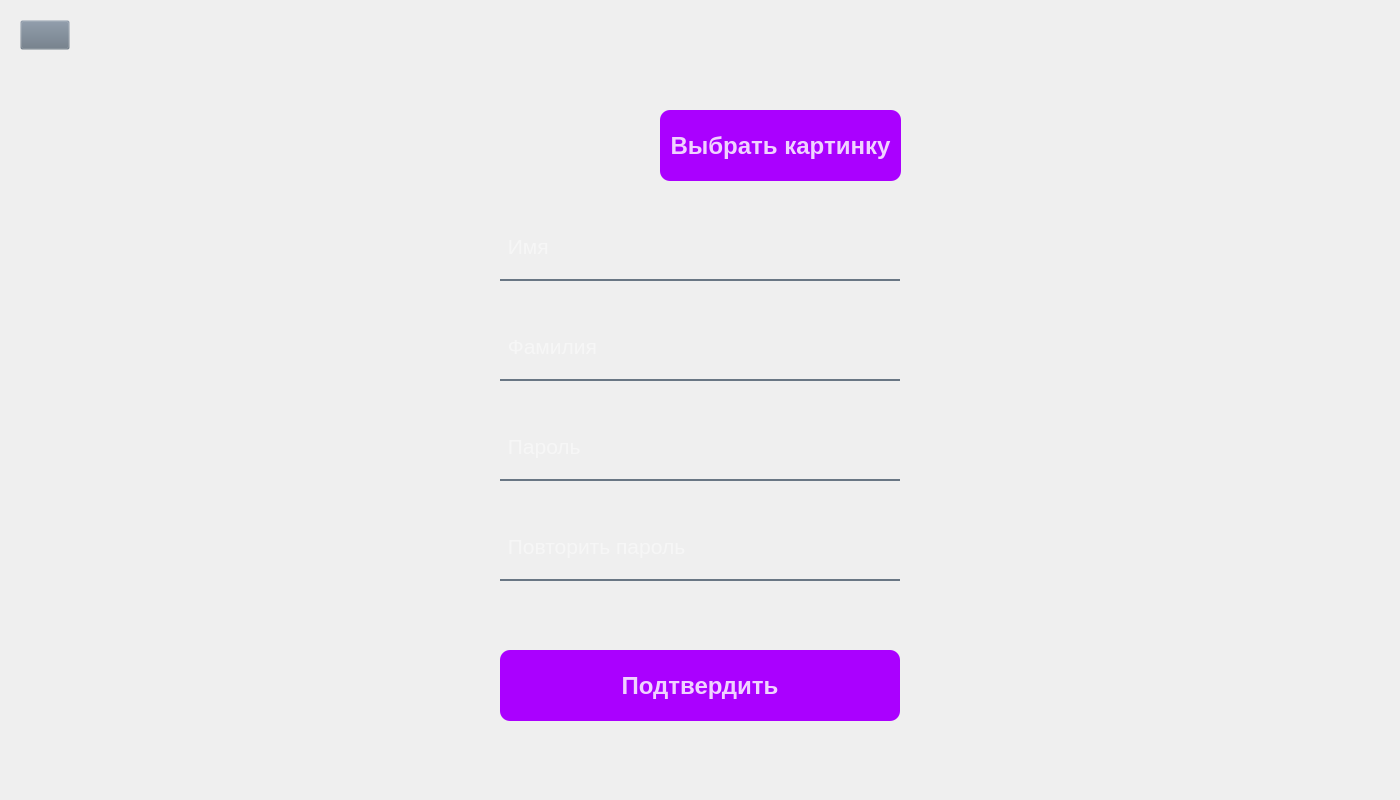
The window that Python_files/UI_files/ChangeMenu.ui (tixdim/QT_school) describes before a commit, drawn with Qt 5.
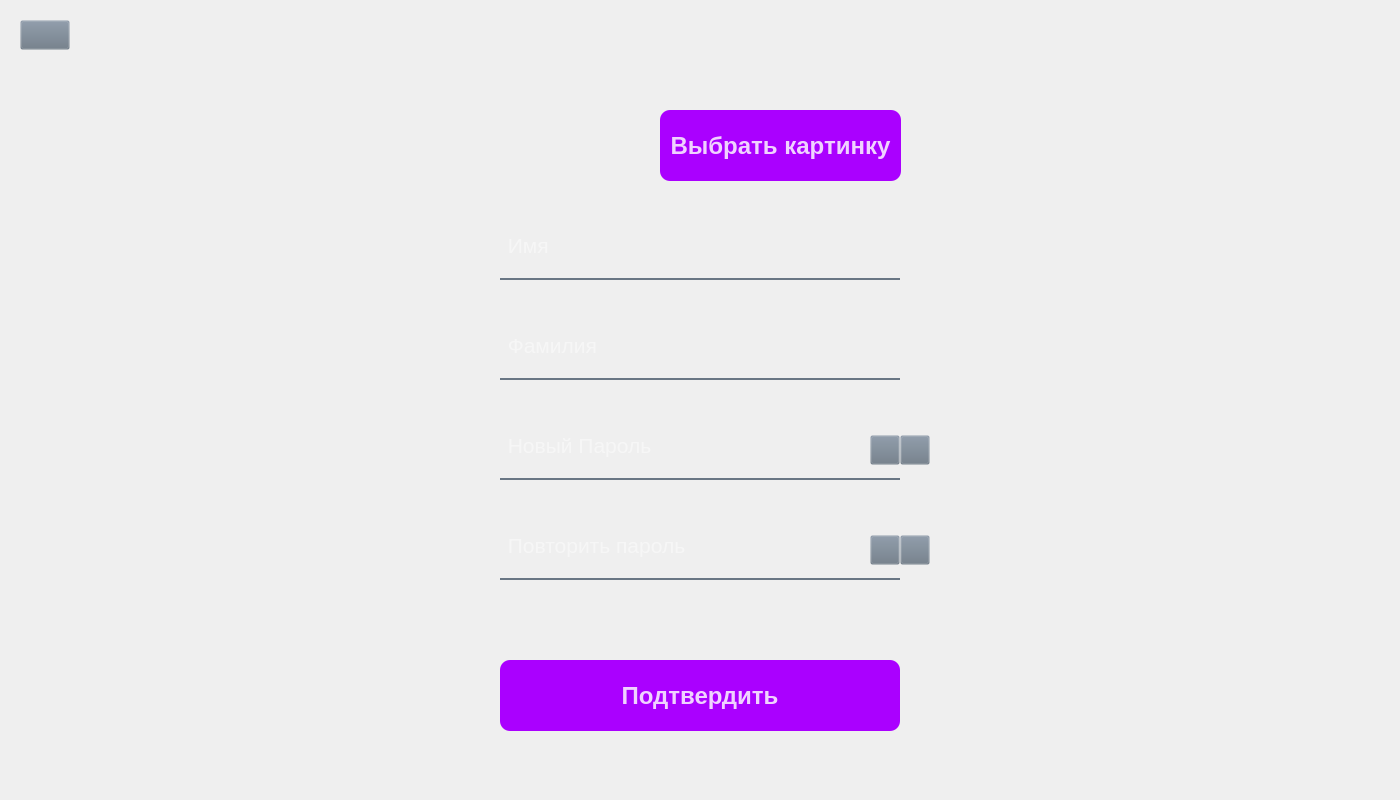
The same window after the commit. Icons and pictures are not drawn.

The edit to the form file:
```diff
--- a/Python_files/UI_files/ChangeMenu.ui
+++ b/Python_files/UI_files/ChangeMenu.ui
@@ -21,12 +21,12 @@
 	padding-left: 2px;
 	padding-top: 2px;
 }
-QPushButton#accept{
+QPushButton#acept{
 	background-color: rgb(170, 0, 255);
 	border-radius:10px;
 	color: rgba(255, 255, 255, 210);
 }
-QPushButton#accept:pressed{
+QPushButton#acept:pressed{
 	padding-left: 2px;
 	padding-top: 2px;
 }
@@ -38,9 +38,40 @@
 QPushButton#image_change_btn:pressed{
 	padding-left: 2px;
 	padding-top: 2px;
+}
+QPushButton#pb_eye_not_1{
+	background-color: rgba(105, 118, 132, 0);
+}
+QPushButton#pb_eye_not_1:pressed{
+	padding-left: 1px;
+	padding-top: 1px;
+}
+
+QPushButton#pb_eye_active_1{
+	background-color: rgba(105, 118, 132, 0);
+}
+QPushButton#pb_eye_active_1:pressed{
+	padding-left: 1px;
+	padding-top: 1px;
+}
+
+QPushButton#pb_eye_not_2{
+	background-color: rgba(105, 118, 132, 0);
+}
+QPushButton#pb_eye_not_2:pressed{
+	padding-left: 1px;
+	padding-top: 1px;
+}
+
+QPushButton#pb_eye_active_2{
+	background-color: rgba(105, 118, 132, 0);
+}
+QPushButton#pb_eye_active_2:pressed{
+	padding-left: 1px;
+	padding-top: 1px;
 }</string>
   </property>
-  <widget class="QLineEdit" name="user_name_label">
+  <widget class="QLineEdit" name="name">
    <property name="enabled">
     <bool>true</bool>
    </property>
@@ -49,7 +80,7 @@
      <x>500</x>
      <y>220</y>
      <width>400</width>
-     <height>61</height>
+     <height>60</height>
     </rect>
    </property>
    <property name="font">
@@ -70,13 +101,13 @@
     <string/>
    </property>
    <property name="echoMode">
-    <enum>QLineEdit::Password</enum>
+    <enum>QLineEdit::Normal</enum>
    </property>
    <property name="placeholderText">
     <string> Имя</string>
    </property>
   </widget>
-  <widget class="QLineEdit" name="user_password2_label">
+  <widget class="QLineEdit" name="password_2">
    <property name="enabled">
     <bool>true</bool>
    </property>
@@ -85,7 +116,7 @@
      <x>500</x>
      <y>520</y>
      <width>400</width>
-     <height>61</height>
+     <height>60</height>
     </rect>
    </property>
    <property name="font">
@@ -109,7 +140,7 @@
     <string> Повторить пароль</string>
    </property>
   </widget>
-  <widget class="QLineEdit" name="user_password1_label">
+  <widget class="QLineEdit" name="password_1">
    <property name="enabled">
     <bool>true</bool>
    </property>
@@ -118,7 +149,7 @@
      <x>500</x>
      <y>420</y>
      <width>400</width>
-     <height>61</height>
+     <height>60</height>
     </rect>
    </property>
    <property name="font">
@@ -136,11 +167,14 @@
 padding-bottom: 7px;
 </string>
    </property>
+   <property name="echoMode">
+    <enum>QLineEdit::Password</enum>
+   </property>
    <property name="placeholderText">
-    <string> Пароль</string>
+    <string> Новый Пароль</string>
    </property>
   </widget>
-  <widget class="QLineEdit" name="user_surname_label">
+  <widget class="QLineEdit" name="surname">
    <property name="enabled">
     <bool>true</bool>
    </property>
@@ -149,7 +183,7 @@
      <x>500</x>
      <y>320</y>
      <width>400</width>
-     <height>61</height>
+     <height>60</height>
     </rect>
    </property>
    <property name="font">
@@ -212,11 +246,11 @@
     <string>Выбрать картинку</string>
    </property>
   </widget>
-  <widget class="QPushButton" name="accept">
+  <widget class="QPushButton" name="acept">
    <property name="geometry">
     <rect>
      <x>500</x>
-     <y>650</y>
+     <y>660</y>
      <width>400</width>
      <height>71</height>
     </rect>
@@ -255,14 +289,137 @@
     </size>
    </property>
   </widget>
-  <zorder>user_name_label</zorder>
-  <zorder>user_password2_label</zorder>
-  <zorder>user_password1_label</zorder>
-  <zorder>user_surname_label</zorder>
+  <widget class="QPushButton" name="pb_eye_not_1">
+   <property name="geometry">
+    <rect>
+     <x>870</x>
+     <y>435</y>
+     <width>30</width>
+     <height>30</height>
+    </rect>
+   </property>
+   <property name="text">
+    <string/>
+   </property>
+   <property name="icon">
+    <iconset>
+     <normaloff>../Images/eyes.svg</normaloff>../Images/eyes.svg</iconset>
+   </property>
+   <property name="iconSize">
+    <size>
+     <width>24</width>
+     <height>24</height>
+    </size>
+   </property>
+  </widget>
+  <widget class="QPushButton" name="pb_eye_not_2">
+   <property name="geometry">
+    <rect>
+     <x>870</x>
+     <y>535</y>
+     <width>30</width>
+     <height>30</height>
+    </rect>
+   </property>
+   <property name="text">
+    <string/>
+   </property>
+   <property name="icon">
+    <iconset>
+     <normaloff>../Images/eyes.svg</normaloff>../Images/eyes.svg</iconset>
+   </property>
+   <property name="iconSize">
+    <size>
+     <width>24</width>
+     <height>24</height>
+    </size>
+   </property>
+  </widget>
+  <widget class="QPushButton" name="pb_eye_active_2">
+   <property name="geometry">
+    <rect>
+     <x>900</x>
+     <y>535</y>
+     <width>30</width>
+     <height>30</height>
+    </rect>
+   </property>
+   <property name="text">
+    <string/>
+   </property>
+   <property name="icon">
+    <iconset>
+     <normaloff>../Images/eyes-active.svg</normaloff>../Images/eyes-active.svg</iconset>
+   </property>
+   <property name="iconSize">
+    <size>
+     <width>24</width>
+     <height>24</height>
+    </size>
+   </property>
+  </widget>
+  <widget class="QPushButton" name="pb_eye_active_1">
+   <property name="geometry">
+    <rect>
+     <x>900</x>
+     <y>435</y>
+     <width>30</width>
+     <height>30</height>
+    </rect>
+   </property>
+   <property name="text">
+    <string/>
+   </property>
+   <property name="icon">
+    <iconset>
+     <normaloff>../Images/eyes-active.svg</normaloff>../Images/eyes-active.svg</iconset>
+   </property>
+   <property name="iconSize">
+    <size>
+     <width>24</width>
+     <height>24</height>
+    </size>
+   </property>
+  </widget>
+  <widget class="QLabel" name="error">
+   <property name="geometry">
+    <rect>
+     <x>460</x>
+     <y>600</y>
+     <width>481</width>
+     <height>51</height>
+    </rect>
+   </property>
+   <property name="font">
+    <font>
+     <pointsize>14</pointsize>
+     <weight>50</weight>
+     <bold>false</bold>
+    </font>
+   </property>
+   <property name="layoutDirection">
+    <enum>Qt::LeftToRight</enum>
+   </property>
+   <property name="styleSheet">
+    <string notr="true">color: rgba(255, 255, 255, 210);</string>
+   </property>
+   <property name="text">
+    <string/>
+   </property>
+  </widget>
+  <zorder>name</zorder>
+  <zorder>password_2</zorder>
+  <zorder>password_1</zorder>
+  <zorder>surname</zorder>
   <zorder>image_change_btn</zorder>
   <zorder>user_icon</zorder>
-  <zorder>accept</zorder>
+  <zorder>acept</zorder>
   <zorder>back</zorder>
+  <zorder>pb_eye_not_1</zorder>
+  <zorder>pb_eye_not_2</zorder>
+  <zorder>pb_eye_active_2</zorder>
+  <zorder>pb_eye_active_1</zorder>
+  <zorder>error</zorder>
  </widget>
  <resources/>
  <connections/>
```
